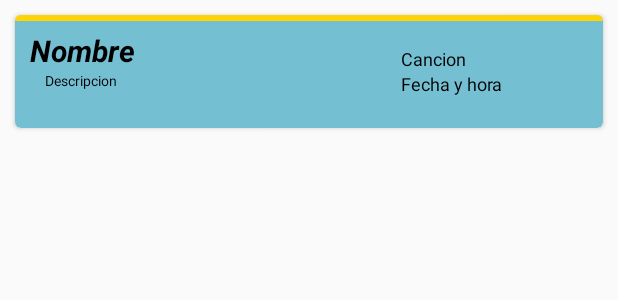
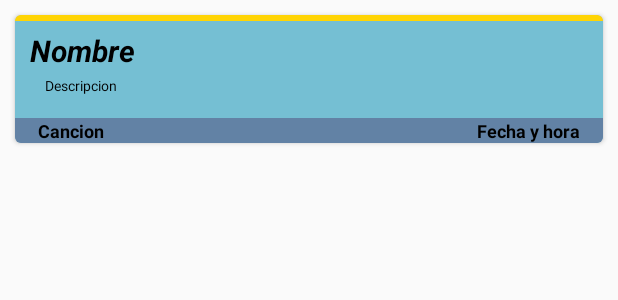
Before and after one commit to Muglok/MomentoProyect, an Android app: the layout item_list_momento.xml on its own in the app's theme, with its tools: preview values and no code run, on a phone screen of 412 x 824 dp. Shown: the top 300 px of the screen. Run offline under Robolectric (Android 15) with nearby library versions, the light colour scheme and no system bars; network calls fail.

Commit message:
Card view mejorada

```diff
--- a/MomentosChristmas/Practica3/Practica_3/app/src/main/java/com/dam/jesus/practica_2/Contacto.java
+++ b/MomentosChristmas/Practica3/Practica_3/app/src/main/java/com/dam/jesus/practica_2/Contacto.java
@@ -10,7 +10,7 @@ public class Contacto  {
     private int id;
 
 
-    public Contacto(String nombre,String telefono) {
+    public Contacto(String telefono,String nombre) {
         this.telefono = telefono;
         this.nombre = nombre;
     }
--- a/MomentosChristmas/Practica3/Practica_3/app/src/main/java/com/dam/jesus/practica_2/ContentsProvider.java
+++ b/MomentosChristmas/Practica3/Practica_3/app/src/main/java/com/dam/jesus/practica_2/ContentsProvider.java
@@ -306,7 +306,7 @@ public class ContentsProvider extends AppCompatActivity {
                         for(String cont : setContactos)
                         {
                             String[] datos = cont.split(";");
-                            contactosConApp.add(new Contacto(datos[0],datos[1]));
+                            contactosConApp.add(new Contacto(datos[1],datos[0]));
                         }
 
 
--- a/MomentosChristmas/Practica3/Practica_3/app/src/main/res/layout/app_bar_main.xml
+++ b/MomentosChristmas/Practica3/Practica_3/app/src/main/res/layout/app_bar_main.xml
@@ -28,6 +28,6 @@
         android:layout_height="wrap_content"
         android:layout_gravity="bottom|end"
         android:layout_margin="@dimen/fab_margin"
-        app:srcCompat="@drawable/ic_menu_manage" />
+        app:srcCompat="@drawable/ic_sync_black_24dp" />
 
 </android.support.design.widget.CoordinatorLayout>
--- a/MomentosChristmas/Practica3/Practica_3/app/src/main/res/layout/content_main.xml
+++ b/MomentosChristmas/Practica3/Practica_3/app/src/main/res/layout/content_main.xml
@@ -1,5 +1,5 @@
 <?xml version="1.0" encoding="utf-8"?>
-<RelativeLayout xmlns:android="http://schemas.android.com/apk/res/android"
+<LinearLayout xmlns:android="http://schemas.android.com/apk/res/android"
     xmlns:app="http://schemas.android.com/apk/res-auto"
     xmlns:tools="http://schemas.android.com/tools"
     android:layout_width="match_parent"
@@ -16,4 +16,4 @@
         android:layout_width="match_parent"
         android:layout_height="wrap_content"/>
 
-</RelativeLayout>
+</LinearLayout>
--- a/MomentosChristmas/Practica3/Practica_3/app/src/main/res/layout/item_list_momento.xml
+++ b/MomentosChristmas/Practica3/Practica_3/app/src/main/res/layout/item_list_momento.xml
@@ -1,13 +1,13 @@
 <?xml version="1.0" encoding="utf-8"?>
-<LinearLayout xmlns:android="http://schemas.android.com/apk/res/android"
+<RelativeLayout
+    xmlns:android="http://schemas.android.com/apk/res/android"
     xmlns:card_view="http://schemas.android.com/apk/res-auto"
     android:orientation="vertical"
     android:layout_width="match_parent"
     android:layout_height="match_parent">
 
     <android.support.v7.widget.CardView
-        xmlns:card_view="http://schemas.android.com/apk/res-auto"
-        android:layout_width="fill_parent"
+        android:layout_width="match_parent"
         android:layout_height="wrap_content"
         android:layout_marginRight="10dp"
         android:layout_marginTop="10dp"
@@ -21,62 +21,71 @@
             android:background="#ffd404"/>
 
         <LinearLayout
-            android:layout_width="fill_parent"
+            android:layout_width="match_parent"
             android:layout_height="wrap_content"
-            android:orientation="horizontal"
-            android:layout_margin="10dp"
-            android:gravity="center">
+            android:orientation="vertical"
+            android:layout_marginTop="10dp">
 
             <LinearLayout
                 android:layout_width="match_parent"
                 android:layout_height="wrap_content"
-                android:orientation="vertical"
-                android:layout_weight="35">
+                android:layout_marginLeft="10dp"
+                android:orientation="vertical">
 
                 <TextView
                     android:id="@+id/idTitulo"
                     android:layout_width="wrap_content"
                     android:layout_height="wrap_content"
                     android:text="Nombre"
+                    android:textColor="@color/common_google_signin_btn_text_dark_focused"
                     android:textSize="20dp"
-                    android:textStyle="bold|italic"
-                    android:textColor="@color/common_google_signin_btn_text_dark_focused"/>
+                    android:textStyle="bold|italic" />
 
                 <TextView
                     android:id="@+id/idDescripcion"
                     android:layout_width="wrap_content"
                     android:layout_height="wrap_content"
-                    android:text="Descripcion"
                     android:layout_marginBottom="15dp"
                     android:paddingLeft="10dp"
-                    android:textSize="9dp"
-                    android:textColor="@color/common_google_signin_btn_text_dark_focused"/>
+                    android:paddingTop="3dp"
+                    android:text="Descripcion"
+                    android:textColor="@color/common_google_signin_btn_text_dark_focused"
+                    android:textSize="9dp" />
             </LinearLayout>
-            <LinearLayout
+
+            <RelativeLayout
                 android:layout_width="match_parent"
                 android:layout_height="wrap_content"
-                android:orientation="vertical"
-                android:layout_weight="65">
+                android:orientation="horizontal"
+                android:background="#6282a5"
+                android:layout_gravity="right">
 
                 <TextView
                     android:id="@+id/idCancion"
                     android:layout_width="wrap_content"
                     android:layout_height="wrap_content"
+
                     android:text="Cancion"
-                    android:paddingLeft="5dp"
+                    android:textColor="@color/common_google_signin_btn_text_dark_focused"
                     android:textSize="12dp"
-                    android:textColor="@color/common_google_signin_btn_text_dark_focused"/>
+                    android:paddingLeft="15dp"
+                    android:paddingRight="5dp"
+                    android:layout_alignParentLeft="true"
+                    android:textStyle="bold"/>
 
                 <TextView
                     android:id="@+id/idFecha"
                     android:layout_width="wrap_content"
                     android:layout_height="wrap_content"
                     android:text="Fecha y hora"
+                    android:textColor="@color/common_google_signin_btn_text_dark_focused"
+                    android:textSize="12dp"
                     android:paddingLeft="5dp"
-                    android:textSize="12dp"
-                    android:textColor="@color/common_google_signin_btn_text_dark_focused"/>
-            </LinearLayout>
+                    android:paddingRight="15dp"
+                    android:layout_alignParentRight="true"
+                    android:textStyle="bold"/>
+            </RelativeLayout>
 
         </LinearLayout>
     </android.support.v7.widget.CardView>
-</LinearLayout>
+</RelativeLayout>
--- a/MomentosChristmas/Practica3/Practica_3/app/src/main/res/menu/activity_main_drawer.xml
+++ b/MomentosChristmas/Practica3/Practica_3/app/src/main/res/menu/activity_main_drawer.xml
@@ -26,12 +26,12 @@
         <menu>
             <item
                 android:id="@+id/nav_web_site"
-                android:icon="@drawable/ic_menu_share"
+                android:icon="@drawable/common_google_signin_btn_icon_light_focused"
                 android:title="Web Site" />
             <item
                 android:id="@+id/nav_send"
-                android:icon="@drawable/ic_menu_send"
-                android:title="Send" />
+                android:icon="@drawable/ic_info_black_24dp"
+                android:title="Preguntas frecuentes" />
         </menu>
     </item>
 
```
